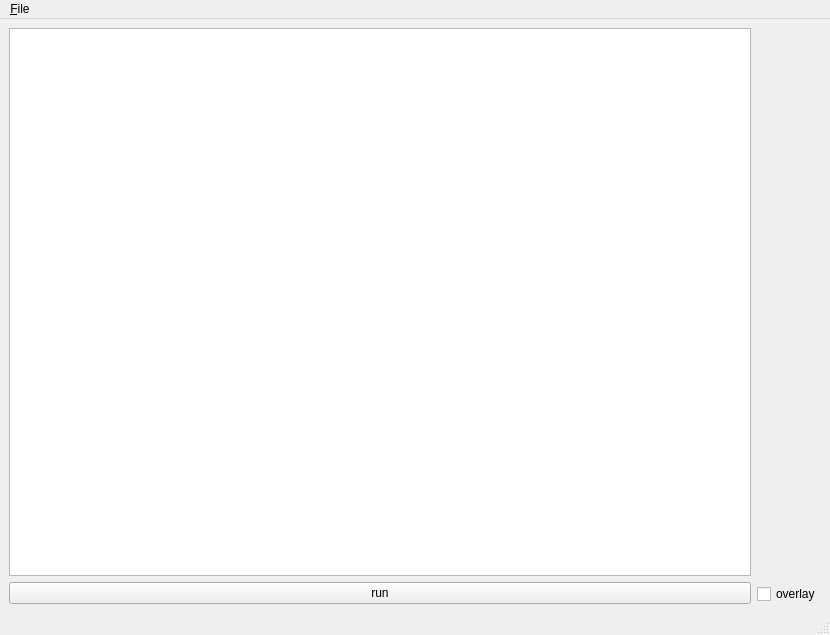
axel971/software, file gui/source/MainWindow.ui: the form before one commit.
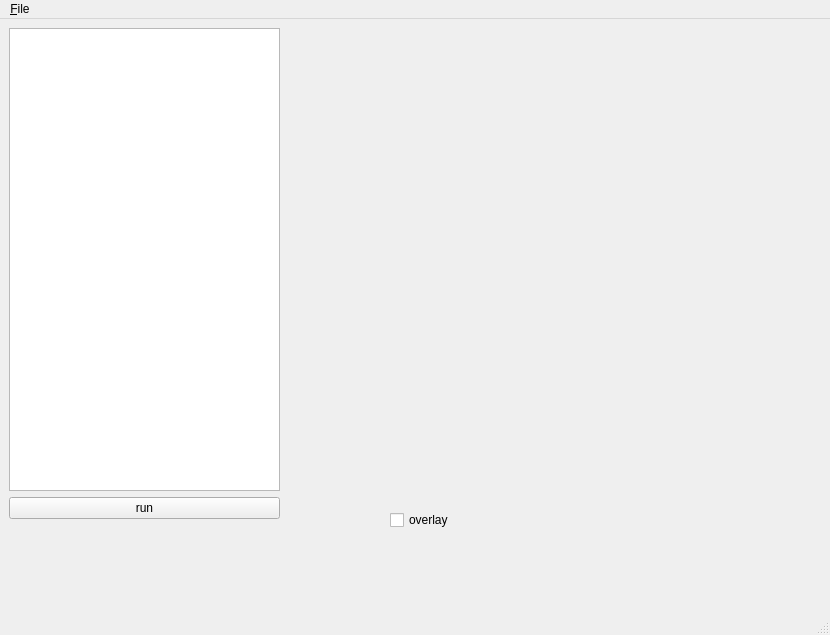
The form after the commit.

The edit to the form file:
```diff
--- a/gui/source/MainWindow.ui
+++ b/gui/source/MainWindow.ui
@@ -14,8 +14,41 @@
    <string>MainWindow</string>
   </property>
   <widget class="QWidget" name="centralwidget">
-   <layout class="QHBoxLayout" name="horizontalLayout">
+   <widget class="QWidget" name="">
+    <property name="geometry">
+     <rect>
+      <x>390</x>
+      <y>10</y>
+      <width>381</width>
+      <height>501</height>
+     </rect>
+    </property>
+    <layout class="QVBoxLayout" name="verticalLayout_2">
     <item>
+      <widget class="QLabel" name="displayImage">
+       <property name="text">
+        <string/>
+       </property>
+      </widget>
+     </item>
+     <item>
+      <widget class="QCheckBox" name="overlay">
+       <property name="text">
+        <string>overlay</string>
+       </property>
+      </widget>
+     </item>
+    </layout>
+   </widget>
+   <widget class="QWidget" name="">
+    <property name="geometry">
+     <rect>
+      <x>9</x>
+      <y>9</y>
+      <width>271</width>
+      <height>491</height>
+     </rect>
+    </property>
      <layout class="QVBoxLayout" name="verticalLayout">
       <property name="sizeConstraint">
        <enum>QLayout::SetDefaultConstraint</enum>
@@ -44,26 +77,7 @@
        </widget>
       </item>
      </layout>
-    </item>
-    <item>
-     <layout class="QVBoxLayout" name="verticalLayout_2">
-      <item>
-       <widget class="QLabel" name="displayImage">
-        <property name="text">
-         <string/>
-        </property>
-       </widget>
-      </item>
-      <item>
-       <widget class="QCheckBox" name="overlay">
-        <property name="text">
-         <string>overlay</string>
-        </property>
-       </widget>
-      </item>
-     </layout>
-    </item>
-   </layout>
+   </widget>
   </widget>
   <widget class="QMenuBar" name="menubar">
    <property name="geometry">
```
Lines whose indentation alone changed are shown as unchanged.
